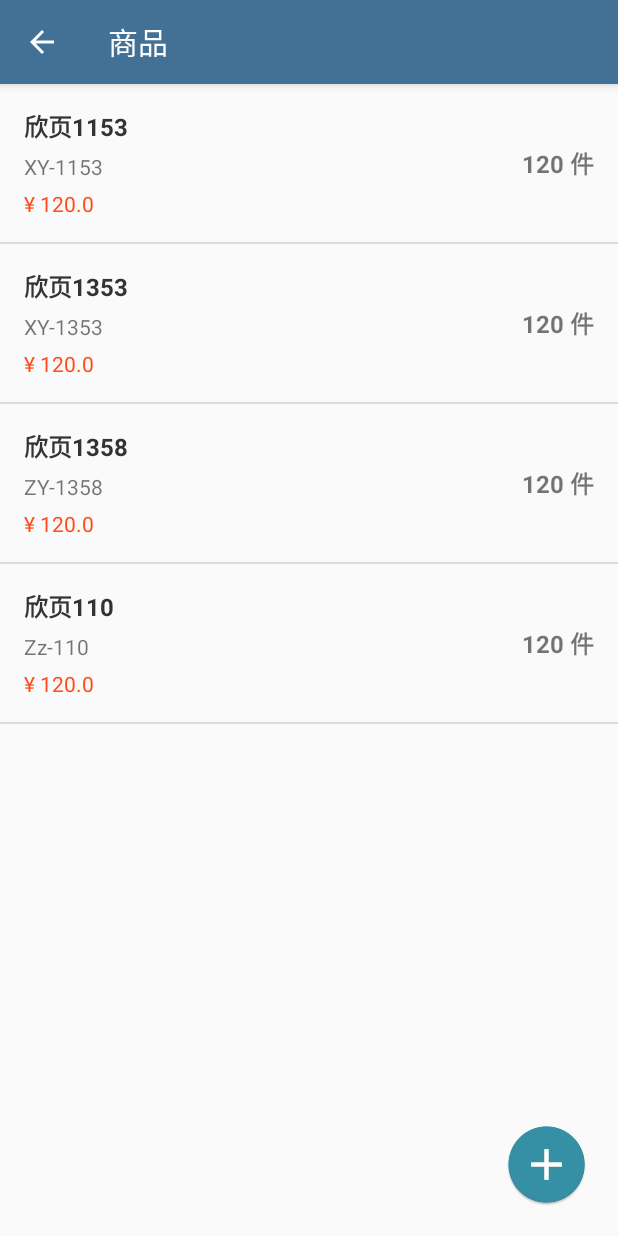
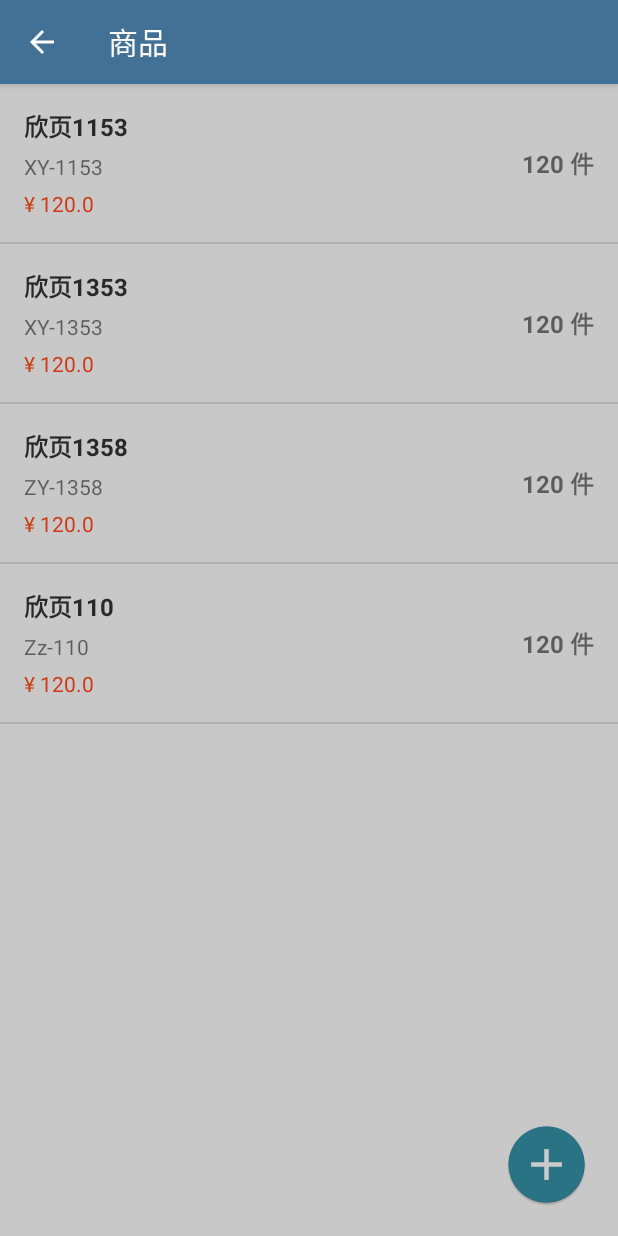
Before and after one commit to Javine1987/WarehouseManage, an Android app: the StockActivity screen opened directly, with no data from a screen before it, after a tap on "欣页1153", on a phone screen of 412 x 824 dp. Run offline under Robolectric (Android 15) with nearby library versions, the phone set to English and light mode, and no system bars; libraries missing offline, so code that uses them is left out: com.github.promeg.pinyinhelper; 1 statement that could not run was skipped.

Commit message:
修复细节  添加开发说明文件

```diff
--- a/app/src/main/java/com/k/javine/warehousemanage/StockActivity.java
+++ b/app/src/main/java/com/k/javine/warehousemanage/StockActivity.java
@@ -2,6 +2,7 @@ package com.k.javine.warehousemanage;
 
 import android.content.DialogInterface;
 import android.content.Intent;
+import android.graphics.drawable.ColorDrawable;
 import android.os.Bundle;
 import android.support.annotation.Nullable;
 import android.support.v4.app.DialogFragment;
@@ -35,12 +36,15 @@ public class StockActivity extends BaseActivity implements View.OnClickListener
     private StockAdapter mAdapter;
     private PopupWindow mPopupWindow;
     private View mAddView;
+    private View mBackgroundView;
     @Override
     protected void onCreate(@Nullable Bundle savedInstanceState) {
         super.onCreate(savedInstanceState);
         setContentView(R.layout.activity_stock);
         setTitle(R.string.title_stoke_page);
         mRecyclerView = findViewById(R.id.list);
+        mBackgroundView = findViewById(R.id.background);
+        mBackgroundView.setOnClickListener(this);
         mAddView = findViewById(R.id.iv_add);
         mAddView.setOnClickListener(this);
         mAdapter = new StockAdapter(this);
@@ -80,6 +84,7 @@ public class StockActivity extends BaseActivity implements View.OnClickListener
             mPopupWindow.setHeight(ViewGroup.LayoutParams.WRAP_CONTENT);
         }
         updateWindowContent(item);
+        mBackgroundView.setVisibility(View.VISIBLE);
         mPopupWindow.showAtLocation(findViewById(R.id.rootView), Gravity.BOTTOM, 0, 0);
     }
 
@@ -101,6 +106,7 @@ public class StockActivity extends BaseActivity implements View.OnClickListener
                 @Override
                 public void onClick(View v) {
                     mPopupWindow.dismiss();
+                    mBackgroundView.setVisibility(View.GONE);
                 }
             });
 
@@ -111,6 +117,18 @@ public class StockActivity extends BaseActivity implements View.OnClickListener
                     DataManager.getInstance().setTempStockItem(item);
                     intent.putExtra("isModify", true);
                     startActivity(intent);
+                }
+            });
+            mBtnEnter.setOnClickListener(new View.OnClickListener() {
+                @Override
+                public void onClick(View v) {
+                    showEnterWindow(item);
+                }
+            });
+            mBtnOutput.setOnClickListener(new View.OnClickListener() {
+                @Override
+                public void onClick(View v) {
+                    showOutputWindow(item);
                 }
             });
         }
@@ -134,4 +152,12 @@ public class StockActivity extends BaseActivity implements View.OnClickListener
                 break;
         }
     }
+
+    private void showOutputWindow(StockItem item) {
+        // TODO: 19-4-17 弹出出库操作窗口
+    }
+
+    private void showEnterWindow(StockItem item) {
+        // TODO: 19-4-17 弹出入库操作窗口
+    }
 }
--- a/app/src/main/res/layout/activity_stock.xml
+++ b/app/src/main/res/layout/activity_stock.xml
@@ -18,9 +18,10 @@
         android:src="@drawable/ic_add"/>
 
     <View
-        android:id="@+id/anchor"
+        android:id="@+id/background"
         android:layout_width="match_parent"
-        android:layout_height="1px"
-        android:layout_gravity="bottom"/>
+        android:layout_height="match_parent"
+        android:background="#33000000"
+        android:visibility="gone"/>
 
 </FrameLayout>
```
Also changed, not shown: 1 other file.
